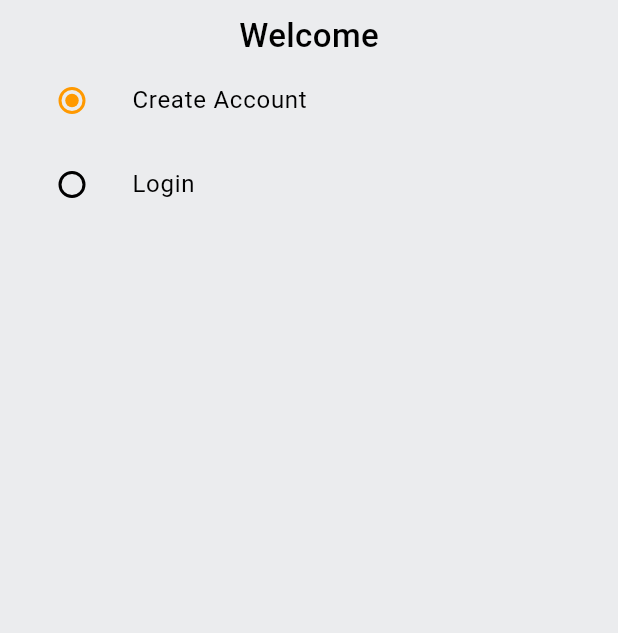
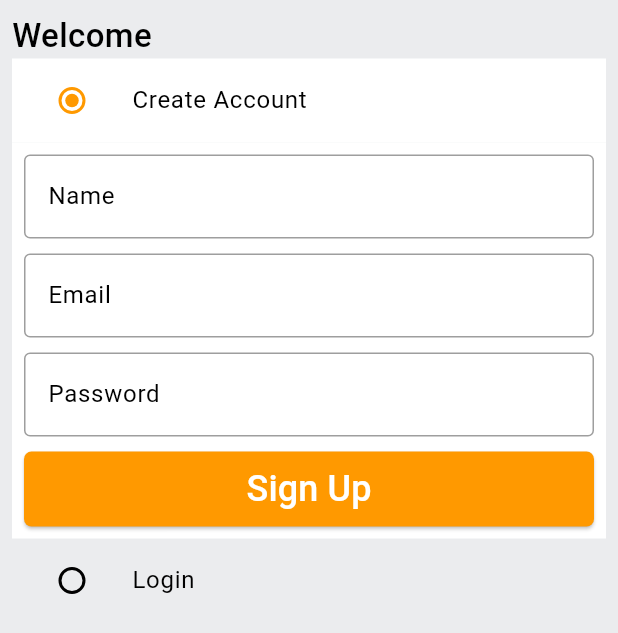
Before and after one commit to yacinekadda8/amazon_clone, a Flutter app: the screen it shows after launch, on a phone screen of 412 x 824 dp. Shown: the top 633 px of the screen. Run offline on Flutter 3.47's test engine with Material 3 defaults, Android fonts, the light colour scheme and no system bars.

Commit message:
Auth screen design done

```diff
--- /dev/null
+++ b/lib/common/widgets/custom_button.dart
@@ -0,0 +1,28 @@
+import 'package:amazon_clone/constants/global_vars.dart';
+import 'package:flutter/material.dart';
+
+class CustomButton extends StatelessWidget {
+  const CustomButton({super.key, required this.text, required this.onPressed});
+  final String text;
+  final void Function()? onPressed;
+  @override
+  Widget build(BuildContext context) {
+    return SizedBox(
+      height: 50,
+      child: ElevatedButton(
+        onPressed: onPressed,
+        style: ElevatedButton.styleFrom(
+          shape: RoundedRectangleBorder(
+            borderRadius: BorderRadius.circular(5.0),
+          ),
+          maximumSize: const Size(double.infinity, double.infinity),
+          backgroundColor: GlobalVars.secondaryColor,
+        ),
+        child: Text(
+          text,
+          style: TextStyle(color: Colors.white, fontSize: 24),
+        ),
+      ),
+    );
+  }
+}
--- /dev/null
+++ b/lib/common/widgets/custom_textfield.dart
@@ -0,0 +1,30 @@
+import 'package:flutter/material.dart';
+
+class CustomTextField extends StatelessWidget {
+  const CustomTextField({
+    super.key,
+    required this.controller,
+    required this.hintText,
+  });
+  final TextEditingController controller;
+  final String hintText;
+
+  @override
+  Widget build(BuildContext context) {
+    return TextFormField(
+      controller: controller,
+      decoration:  InputDecoration(
+        hintText: hintText,
+        border: const OutlineInputBorder(
+            borderSide: BorderSide(
+          color: Colors.black38,
+        )),
+        enabledBorder: const OutlineInputBorder(
+            borderSide: BorderSide(
+          color: Colors.black38,
+        )),
+      ),
+      validator: (val) {},
+    );
+  }
+}
--- a/lib/features/auth/screens/auth_screen.dart
+++ b/lib/features/auth/screens/auth_screen.dart
@@ -1,27 +1,42 @@
+import 'package:amazon_clone/common/widgets/custom_button.dart';
+import 'package:amazon_clone/common/widgets/custom_textfield.dart';
 import 'package:amazon_clone/constants/global_vars.dart';
 import 'package:flutter/material.dart';
 
 enum Auth { signin, signup }
 
 class AuthScreen extends StatefulWidget {
+  const AuthScreen({super.key});
   static const String routeName = '/auth-screen';
-  const AuthScreen({super.key});
-
   @override
   State<AuthScreen> createState() => _AuthScreenState();
 }
 
 class _AuthScreenState extends State<AuthScreen> {
   Auth _auth = Auth.signup;
+  final signUpFormsKey = GlobalKey<FormState>();
+  final signInFormsKey = GlobalKey<FormState>();
+  final TextEditingController _nameController = TextEditingController();
+  final TextEditingController _emailController = TextEditingController();
+  final TextEditingController _passwordController = TextEditingController();
+
+  @override
+  void dispose() {
+    super.dispose();
+    _nameController.dispose();
+    _emailController.dispose();
+    _passwordController.dispose();
+  }
+
   @override
   Widget build(BuildContext context) {
     return Scaffold(
       backgroundColor: GlobalVars.greyBackgroundCOlor,
       body: SafeArea(
-        child: Container(
         child: Padding(
           padding: const EdgeInsets.all(8.0),
           child: Column(
+            crossAxisAlignment: CrossAxisAlignment.start,
             children: [
               const Text(
                 'Welcome',
@@ -31,6 +46,8 @@ class _AuthScreenState extends State<AuthScreen> {
                 ),
               ),
               ListTile(
+                tileColor:
+                    _auth == Auth.signup ? GlobalVars.backgroundColor : null,
                 title: const Text(
                   'Create Account',
                 ),
@@ -45,7 +62,38 @@ class _AuthScreenState extends State<AuthScreen> {
                   },
                 ),
               ),
+              if (_auth == Auth.signup)
+                Container(
+                  padding: const EdgeInsets.all(8),
+                  color: GlobalVars.backgroundColor,
+                  child: Form(
+                    key: signUpFormsKey,
+                    child: Column(
+                      crossAxisAlignment: CrossAxisAlignment.stretch,
+                      children: [
+                        CustomTextField(
+                          controller: _nameController,
+                          hintText: "Name",
+                        ),
+                        const SizedBox(height: 10),
+                        CustomTextField(
+                          controller: _emailController,
+                          hintText: "Email",
+                        ),
+                        const SizedBox(height: 10),
+                        CustomTextField(
+                          controller: _passwordController,
+                          hintText: "Password",
+                        ),
+                        const SizedBox(height: 10),
+                        CustomButton(text: "Sign Up", onPressed: () {})
+                      ],
+                    ),
+                  ),
+                ),
               ListTile(
+                tileColor:
+                    _auth == Auth.signin ? GlobalVars.backgroundColor : null,
                 title: const Text(
                   'Login',
                 ),
@@ -60,8 +108,31 @@ class _AuthScreenState extends State<AuthScreen> {
                   },
                 ),
               ),
+              if (_auth == Auth.signin)
+                Container(
+                  padding: const EdgeInsets.all(8),
+                  color: GlobalVars.backgroundColor,
+                  child: Form(
+                    key: signUpFormsKey,
+                    child: Column(
+                      crossAxisAlignment: CrossAxisAlignment.stretch,
+                      children: [
+                        CustomTextField(
+                          controller: _emailController,
+                          hintText: "Email",
+                        ),
+                        const SizedBox(height: 10),
+                        CustomTextField(
+                          controller: _passwordController,
+                          hintText: "Password",
+                        ),
+                        const SizedBox(height: 10),
+                        CustomButton(text: "Sign In", onPressed: () {})
                       ],
                     ),
+                  ),
+                ),
+            ],
           ),
         ),
       ),
--- a/lib/main.dart
+++ b/lib/main.dart
@@ -13,15 +13,21 @@ class MyApp extends StatelessWidget {
   @override
   Widget build(BuildContext context) {
     return MaterialApp(
+      debugShowCheckedModeBanner: false,
       title: 'Amazon Clone',
       theme: ThemeData(
-          appBarTheme: const AppBarTheme(
-            elevation: 0,
-            iconTheme: IconThemeData(color: Colors.black),
+        scaffoldBackgroundColor: GlobalVars.backgroundColor,
+        colorScheme: const ColorScheme.light(
+          primary: GlobalVars.secondaryColor,
+        ),
+        appBarTheme: const AppBarTheme(
+          elevation: 0,
+          iconTheme: IconThemeData(
+            color: Colors.black,
           ),
-          colorScheme: const ColorScheme.light(
-            primary: GlobalVars.secondaryColor,
-          )),
+        ),
+        useMaterial3: true, // can remove this line
+      ),
       onGenerateRoute: (settings) => generateRoute(settings),
       home: AuthScreen(),
     );
```
Also changed, not shown: pubspec.lock. Lines whose indentation alone changed are shown as unchanged.
